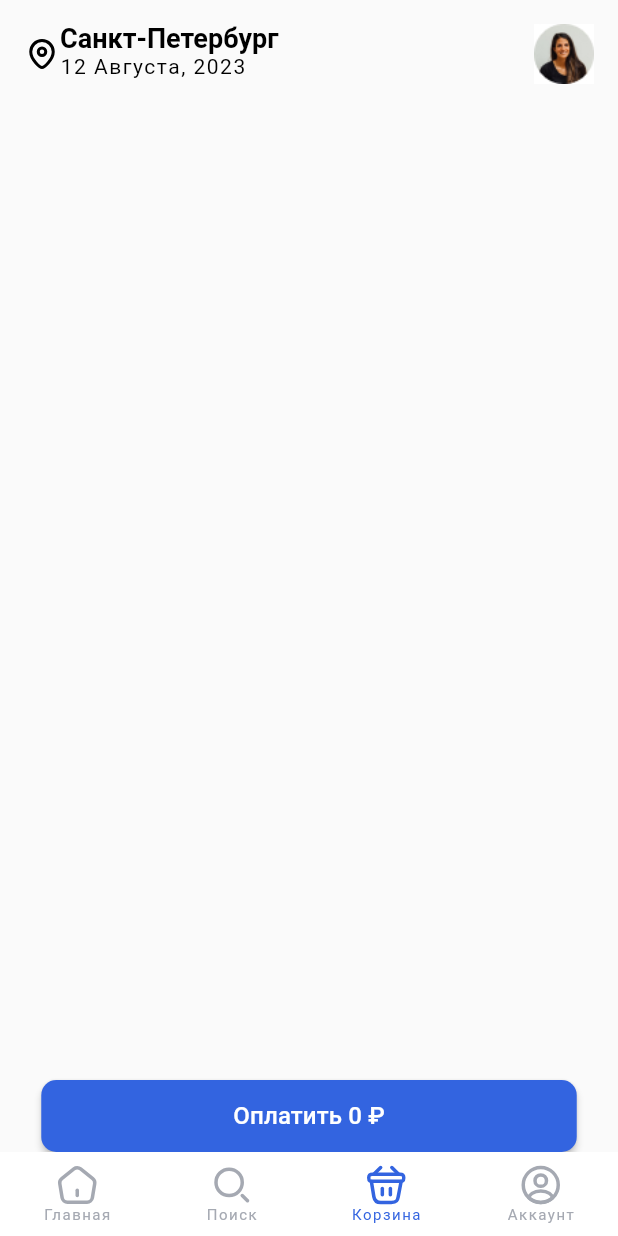
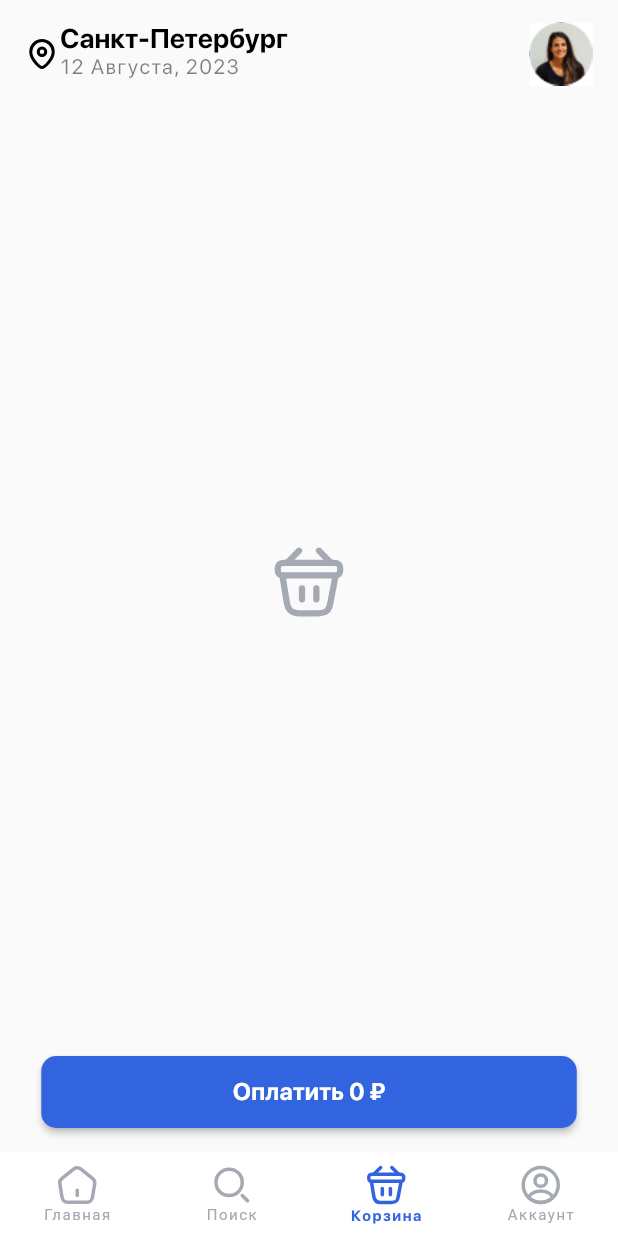
Before and after one commit to arrenaid/kitchen, a Flutter app: the screen it shows after launch, item 3 of the bottom bar chosen, on a phone screen of 412 x 824 dp. Run offline on Flutter 3.47's test engine with Material 2 defaults, Android fonts, the phone set to English and light mode, and no system bars; our stand-ins replace bloc, dio, equatable, flutter_bloc, flutter_svg, retrofit; generated files the repository leaves out were written again; network calls fail.

Commit message:
add switch screen and fonts

```diff
--- a/lib/bloc/categories_bloc.dart
+++ b/lib/bloc/categories_bloc.dart
@@ -13,9 +13,14 @@ class CategoriesBloc extends Bloc<CategoriesEvent,CategoriesState>{
     on<CategoriesEvent> (_getCategory);
   }
    _getCategory(CategoriesEvent event, Emitter emit) async {
-    final restClient = RestClient(Dio(BaseOptions(contentType: "application/json")));
-    List<Categories> result;
-    result = (await restClient.getCategories()).categories;
-    emit(CategoriesState(result));
+    try {
+      final restClient = RestClient(
+          Dio(BaseOptions(contentType: "application/json")));
+      List<Categories> result;
+      result = (await restClient.getCategories()).categories;
+      emit(CategoriesState(result));
+    }catch(e){
+      addError(e);
+    }
   }
 }
--- a/lib/bloc/navi_bloc.dart
+++ b/lib/bloc/navi_bloc.dart
@@ -2,6 +2,7 @@ import 'package:bloc/bloc.dart';
 import 'package:flutter/material.dart';
 import 'package:equatable/equatable.dart';
 import 'package:kitchen/screens/kitchen_screen.dart';
+import 'package:kitchen/screens/search_screen.dart';
 
 import '../screens/bag_screen.dart';
 import '../screens/main_screen.dart';
@@ -14,16 +15,25 @@ class NaviBloc extends Bloc<NaviEvent, NaviState> {
   final int discoverIndex = 1;
 
   NaviBloc()
-      : super(NaviState(0, [
-    MainScreen(),
-    KitchenScreen(),//SearchScreen(),
+      : super(const NaviState(0, [
+    MainScreen(key: Key('6'),),
+    SearchScreen(),
     BagScreen(),
     ProfileScreen()
   ])) {
     on<NaviEvent>(_onNavi);
+    on<SwitchNaviEvent>(_onSwitch);
   }
 
   _onNavi(NaviEvent event, Emitter emit) {
     emit(NaviState(event.index, state.screens));
   }
+  _onSwitch(SwitchNaviEvent event, Emitter emit){
+    List<Widget> twin =[];
+    twin.addAll(state.screens);
+    twin[0] = twin.first.key == const MainScreen(key: Key('6')).key
+        ?  KitchenScreen(key: const Key('9'),title: event.title,)
+        : const MainScreen(key: Key('6'));
+    emit(NaviState(state.index, twin));
+  }
 }
--- a/lib/bloc/navi_event.dart
+++ b/lib/bloc/navi_event.dart
@@ -8,3 +8,9 @@ class NaviEvent extends Equatable {
   @override
   List<Object?> get props => [index];
 }
+class SwitchNaviEvent extends NaviEvent{
+  final String title;
+  SwitchNaviEvent(super.index, this.title);
+  @override
+  List<Object?> get props => [title];
+}
--- a/lib/constans.dart
+++ b/lib/constans.dart
@@ -2,32 +2,41 @@ import 'package:flutter/material.dart';
 
 const TextStyle tsHeadline1 = TextStyle(
   fontSize: 18,
-  //fontFamily: '',
+  fontFamily: 'SF-pro',
   fontWeight: FontWeight.bold,
   color: Colors.black,
 );
 const TextStyle tsHeadline3 = TextStyle(
   fontSize: 16,
-  //fontFamily: '',
+  fontFamily: 'SF-pro',
+  fontWeight: FontWeight.bold,
   color: Colors.white,
   letterSpacing: 0.1,
 );
+const TextStyle tsHeadline2 = TextStyle(
+  fontSize: 16,
+  fontFamily: 'SF-pro',
+  fontWeight: FontWeight.bold,
+  color: Colors.black,
+  letterSpacing: 1,
+);
 const TextStyle tsSubhead1 = TextStyle(
   fontSize: 14,
-  //fontFamily: '',
+  fontFamily: 'SF-pro',
   color: Colors.black,
   letterSpacing: 1,
 );
 const TextStyle tsMainCard = TextStyle(
   fontSize: 20,
-  //fontFamily: '',
+  fontFamily: 'SF-pro',
+  fontWeight: FontWeight.bold,
   color: Colors.black,
   letterSpacing: 1,
 );
 const TextStyle tsTab = TextStyle(
   fontSize: 10,
-  //fontFamily: '',
-  fontWeight: FontWeight.normal,
+  fontFamily: 'SF-pro',
+  fontWeight: FontWeight.bold,
   color: Colors.black,
   letterSpacing: 1,
 );
--- a/lib/main.dart
+++ b/lib/main.dart
@@ -37,7 +37,7 @@ class MyApp extends StatelessWidget {
           BagScreen.route: (context) => const BagScreen(),
           ProfileScreen.route: (context) => const ProfileScreen(),
           NaviScreen.route: (context) => const NaviScreen(),
-          KitchenScreen.route: (context) => const KitchenScreen(),
+          KitchenScreen.route: (context) => KitchenScreen(title: '',),
         },
         initialRoute: NaviScreen.route,
       ),
--- a/lib/screens/bag_screen.dart
+++ b/lib/screens/bag_screen.dart
@@ -1,5 +1,6 @@
 import 'package:flutter/material.dart';
 import 'package:flutter_bloc/flutter_bloc.dart';
+import 'package:flutter_svg/flutter_svg.dart';
 import 'package:kitchen/bloc/bag_bloc.dart';
 import 'package:kitchen/widgets/blue_button.dart';
 import 'package:kitchen/widgets/location_upper.dart';
@@ -29,7 +30,17 @@ class BagScreen extends StatelessWidget {
               padding: const EdgeInsets.symmetric(horizontal: 16),
               child: Column(
                 children: [
-                  LocationWidget(),
+                  const LocationWidget(),
+                  if( bag.isEmpty)...[
+                    Expanded(
+                      child: Center(
+                        child: SvgPicture.asset(iconNaviBag,
+                          color: clrGreyInactive,
+                          height: 50,),
+                      ),
+                    ),
+                    ],
+                    if( bag.isNotEmpty)...[
                   Expanded(
                     child: ListView.builder(
                       itemCount: bag.length,
@@ -37,10 +48,11 @@ class BagScreen extends StatelessWidget {
                         return CardBag(dishes: bag.elementAt(index), count: bagCount[index]);
                       },
                     ),
-                  ),
+                  ),],
                   BlueButton(
                       onTap: () {},
                       title: 'Оплатить ${state.amount} ₽'),
+                  const SizedBox(height: 16),
                 ],
               ),
             ),
@@ -61,13 +73,14 @@ class CardBag extends StatelessWidget {
   Widget build(BuildContext context) {
     return Padding(
       padding: const EdgeInsets.symmetric(vertical: 8.0),
-      child: Container(
+      child: SizedBox(
         height: 62,
         child: Row(
           children: [
-            SizedBox(
+            Container(
               height: 62,
               width: 62,
+              color: clrBackMeal,
               child: FadeInImage.assetNetwork(placeholder: imgAvatar,
                 image: dishes.image_url ?? '', fit: BoxFit.contain,
                 imageErrorBuilder: (context, error, trace) => const CircularProgressIndicator(),
--- a/lib/screens/meal_screen.dart
+++ b/lib/screens/meal_screen.dart
@@ -72,7 +72,7 @@ class MealScreen extends StatelessWidget {
             alignment: Alignment.topLeft,
             child: Text(
               dishes.name,
-              style: tsHeadline3.copyWith(color: Colors.black),
+              style: tsHeadline2,
               textAlign: TextAlign.left,
             ),
           ),
--- a/lib/widgets/location_upper.dart
+++ b/lib/widgets/location_upper.dart
@@ -19,16 +19,34 @@ class LocationWidget extends StatelessWidget {
               Column(
                 mainAxisAlignment: MainAxisAlignment.start,
                 crossAxisAlignment: CrossAxisAlignment.start,
-                children: const [
-                  Text('Санкт-Петербург',style: tsHeadline1,),
-                  Text('12 Августа, 2023', style: tsSubhead1,)
+                children: [
+                  const Text('Санкт-Петербург',style: tsHeadline1,),
+                  Text('12 Августа, 2023',
+                    style: tsSubhead1.copyWith(color: Colors.black.withOpacity(0.5)),)
                 ],
               ),
               const Expanded(child: SizedBox(width: 1,)),
-              CircleAvatar(child: Image.asset(imgAvatar),),
+              const AvatarButton(),
             ]
         ),
       ),
     );
   }
 }
+
+class AvatarButton extends StatelessWidget {
+  const AvatarButton({
+    Key? key,
+  }) : super(key: key);
+
+  @override
+  Widget build(BuildContext context) {
+    return GestureDetector(
+      onTap: (){},
+      child: CircleAvatar(
+        radius: 22,
+        child: Image.asset(imgAvatar),
+      ),
+    );
+  }
+}
```
Also changed, not shown: lib/bloc/dishes_bloc.dart (+26 -14 lines), lib/screens/kitchen_screen.dart (+12 -13 lines), lib/screens/main_screen.dart (+6 -1 lines), pubspec.yaml (+8 -0 lines), assets/fonts/SF-pro-display-bold.otf (added), assets/fonts/SF-pro-display-medium.otf (added), assets/fonts/SF-pro-display-regular.otf (added), 2 other files.
